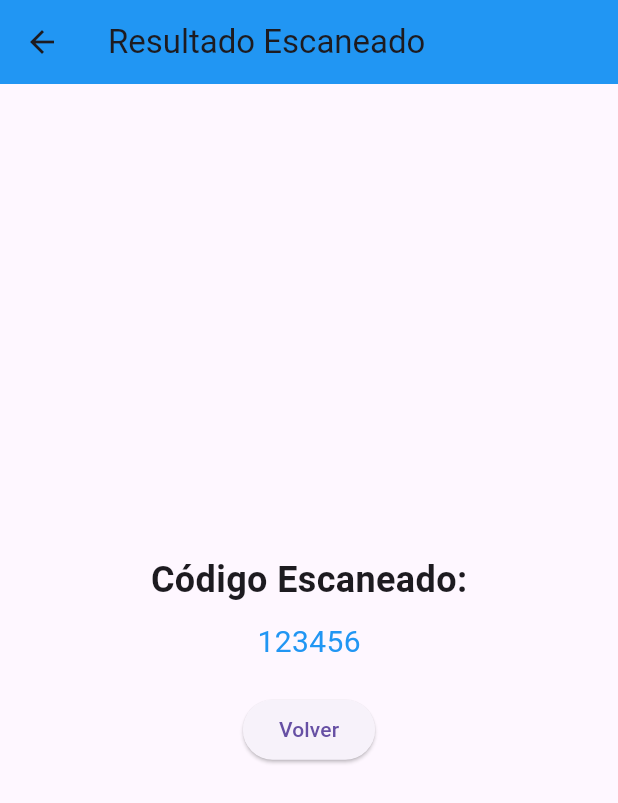
After one commit to davidlealo/flutter_qr_app, a Flutter app: the ResultScreen screen opened by its route, on a phone screen of 412 x 824 dp. The commit adds this screen. Shown: the top 803 px of the screen. Run offline on Flutter 3.47's test engine with Material 3 defaults, Android fonts, the phone set to English and light mode, and no system bars; missing offline and left inert: qr_code_scanner.

Commit message:
cambios en main para ir a su¡itio result

```diff
--- a/lib/main.dart
+++ b/lib/main.dart
@@ -1,6 +1,7 @@
 import 'package:flutter/material.dart';
 import 'screens/home_screen.dart';
 import 'screens/qr_scanner_screen.dart';
+import 'screens/result_screen.dart';
 
 void main() {
   runApp(MyApp());
@@ -18,6 +19,7 @@ class MyApp extends StatelessWidget {
       routes: {
         '/': (context) => HomeScreen(),
         '/qr-scanner': (context) => QrScannerScreen(),
+        '/some-page': (context) => ResultScreen(scannedCode: '123456'), // Página de prueba
       },
     );
   }
--- /dev/null
+++ b/lib/screens/result_screen.dart
@@ -0,0 +1,40 @@
+import 'package:flutter/material.dart';
+
+class ResultScreen extends StatelessWidget {
+  final String scannedCode;
+
+  ResultScreen({required this.scannedCode});
+
+  @override
+  Widget build(BuildContext context) {
+    return Scaffold(
+      appBar: AppBar(
+        title: Text('Resultado Escaneado'),
+        backgroundColor: Colors.blue,
+      ),
+      body: Center(
+        child: Column(
+          mainAxisAlignment: MainAxisAlignment.center,
+          children: [
+            Text(
+              'Código Escaneado:',
+              style: TextStyle(fontSize: 24, fontWeight: FontWeight.bold),
+            ),
+            SizedBox(height: 10),
+            Text(
+              scannedCode,
+              style: TextStyle(fontSize: 20, color: Colors.blue),
+            ),
+            SizedBox(height: 20),
+            ElevatedButton(
+              onPressed: () {
+                Navigator.pop(context);
+              },
+              child: Text('Volver'),
+            ),
+          ],
+        ),
+      ),
+    );
+  }
+}
```
